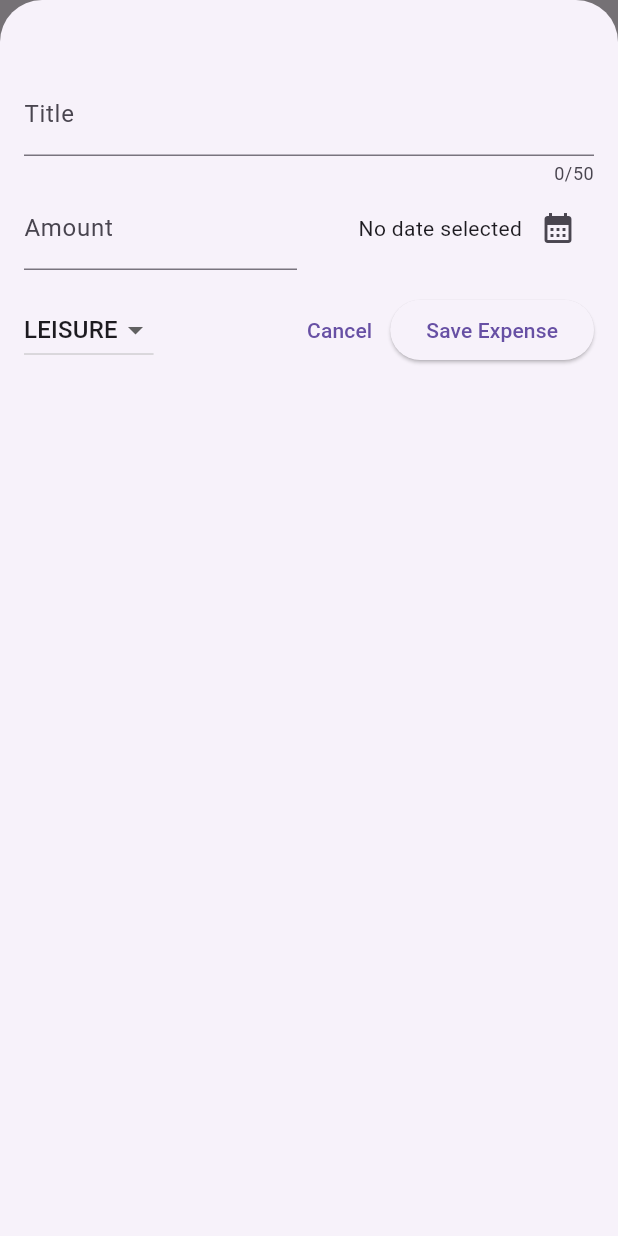
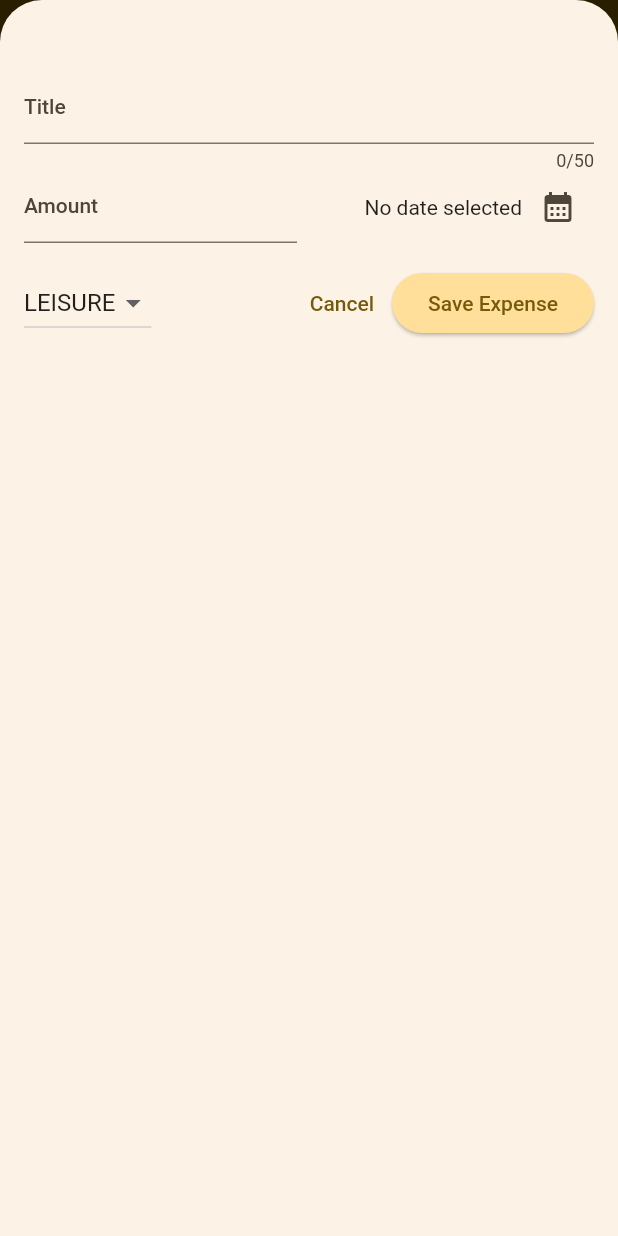
Before and after one commit to congltk1234/LearnFlutter, a Flutter app: the screen it shows after launch, after a tap on the "add" icon, on a phone screen of 412 x 824 dp. Run offline on Flutter 3.47's test engine with Material 2 defaults, Android fonts, the phone set to English and light mode, and no system bars; our stand-ins replace google_fonts.

Commit message:
Setting Themes & Color Scheme

```diff
--- a/expense_tracker/lib/main.dart
+++ b/expense_tracker/lib/main.dart
@@ -1,10 +1,34 @@
 import 'package:expense_tracker/widgets/expenses.dart';
 import 'package:flutter/material.dart';
 
+var kColorScheme =
+    ColorScheme.fromSeed(seedColor: const Color.fromARGB(255, 255, 238, 207));
 void main() {
   runApp(
     MaterialApp(
-      theme: ThemeData(useMaterial3: true),
+      // theme: ThemeData(useMaterial3: true),
+      theme: ThemeData().copyWith(
+          useMaterial3: true,
+          // scaffoldBackgroundColor: Colors.amber[200],
+          colorScheme: kColorScheme,
+          appBarTheme: const AppBarTheme().copyWith(
+            backgroundColor: kColorScheme.onPrimaryContainer,
+            foregroundColor: kColorScheme.primaryContainer,
+          ),
+          cardTheme: CardTheme(
+            color: kColorScheme.secondaryContainer,
+            margin: const EdgeInsets.symmetric(horizontal: 16, vertical: 8),
+          ),
+          elevatedButtonTheme: ElevatedButtonThemeData(
+              style: ElevatedButton.styleFrom(
+            backgroundColor: kColorScheme.primaryContainer,
+          )),
+          textTheme: ThemeData().textTheme.copyWith(
+                  titleLarge: TextStyle(
+                fontWeight: FontWeight.bold,
+                color: kColorScheme.primary,
+                fontSize: 18,
+              ))),
       home: const Expenses(),
     ),
   );
--- a/expense_tracker/lib/widgets/expenses.dart
+++ b/expense_tracker/lib/widgets/expenses.dart
@@ -33,6 +33,7 @@ class _ExpensesState extends State<Expenses> {
     setState(() {
       registeredExpenses.remove(expense);
     });
+    ScaffoldMessenger.of(context).clearSnackBars();
     ScaffoldMessenger.of(context).showSnackBar(
       SnackBar(
         duration: const Duration(seconds: 2),
--- a/expense_tracker/lib/widgets/expenses_list/expenses_item.dart
+++ b/expense_tracker/lib/widgets/expenses_list/expenses_item.dart
@@ -13,10 +13,12 @@ class ExpenseItem extends StatelessWidget {
             vertical: 16,
           ),
           child: Column(
+            crossAxisAlignment: CrossAxisAlignment.start,
             children: [
               Text(
                 expense.title,
                 textAlign: TextAlign.center,
+                style: Theme.of(context).textTheme.titleLarge,
               ),
               const SizedBox(height: 4),
               Row(
--- a/expense_tracker/lib/widgets/expenses_list/expenses_list.dart
+++ b/expense_tracker/lib/widgets/expenses_list/expenses_list.dart
@@ -18,6 +18,12 @@ class ExpensesList extends StatelessWidget {
       itemCount: expenses.length,
       itemBuilder: (context, index) => Dismissible(
         key: ValueKey(expenses[index]),
+        background: Container(
+          color: Theme.of(context).colorScheme.error.withOpacity(0.75),
+          // margin: const EdgeInsets.symmetric(horizontal: 16),
+          margin: EdgeInsets.symmetric(
+              horizontal: Theme.of(context).cardTheme.margin!.horizontal),
+        ),
         onDismissed: (direction) {
           onRemoveExpense(expenses[index]);
         },
```
